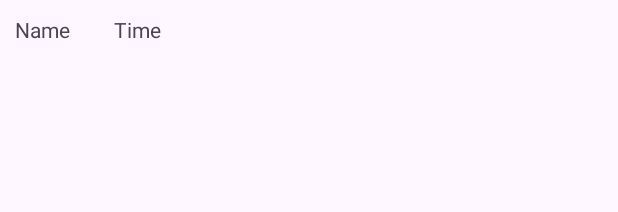
After one commit to KhaledElshokri/Slouch-Patrol, an Android app: the layout activitylog_recycler_item.xml on its own in the app's theme, with its tools: preview values and no code run, on a phone screen of 412 x 824 dp. The commit adds this screen. Shown: the top 212 px of the screen. Run offline under Robolectric (Android 15) with nearby library versions, the phone set to English and light mode, and no system bars.

Commit message:
Added recycler view for the activityLog view page

```diff
--- a/SlouchPatrolApp/app/src/main/res/layout/activity_data.xml
+++ b/SlouchPatrolApp/app/src/main/res/layout/activity_data.xml
@@ -37,6 +37,7 @@
         app:layout_constraintTop_toTopOf="parent" />
 
     <androidx.recyclerview.widget.RecyclerView
+        android:id="@+id/listView"
         android:layout_width="406dp"
         android:layout_height="554dp"
         android:layout_marginTop="176dp"
--- /dev/null
+++ b/SlouchPatrolApp/app/src/main/res/layout/activitylog_recycler_item.xml
@@ -0,0 +1,18 @@
+<LinearLayout xmlns:android="http://schemas.android.com/apk/res/android"
+    android:layout_width="match_parent"
+    android:layout_height="wrap_content"
+    android:orientation="horizontal"
+    android:padding="10dp">
+
+    <TextView
+        android:id="@+id/nameTextView"
+        android:layout_width="66dp"
+        android:layout_height="wrap_content"
+        android:text="Name" />
+
+    <TextView
+        android:id="@+id/timeTextView"
+        android:layout_width="wrap_content"
+        android:layout_height="wrap_content"
+        android:text="Time" />
+</LinearLayout>
```
Also changed, not shown: SlouchPatrolApp/app/src/main/java/com/example/slouch_patrol_app/Controller/Activities/ActivityLogAdapter.java (added, +81 -0 lines), SlouchPatrolApp/app/src/main/java/com/example/slouch_patrol_app/Controller/Activities/DataActivity.java (+20 -3 lines), SlouchPatrolApp/app/src/main/java/com/example/slouch_patrol_app/Controller/Activities/MainActivity.java (+4 -3 lines).
